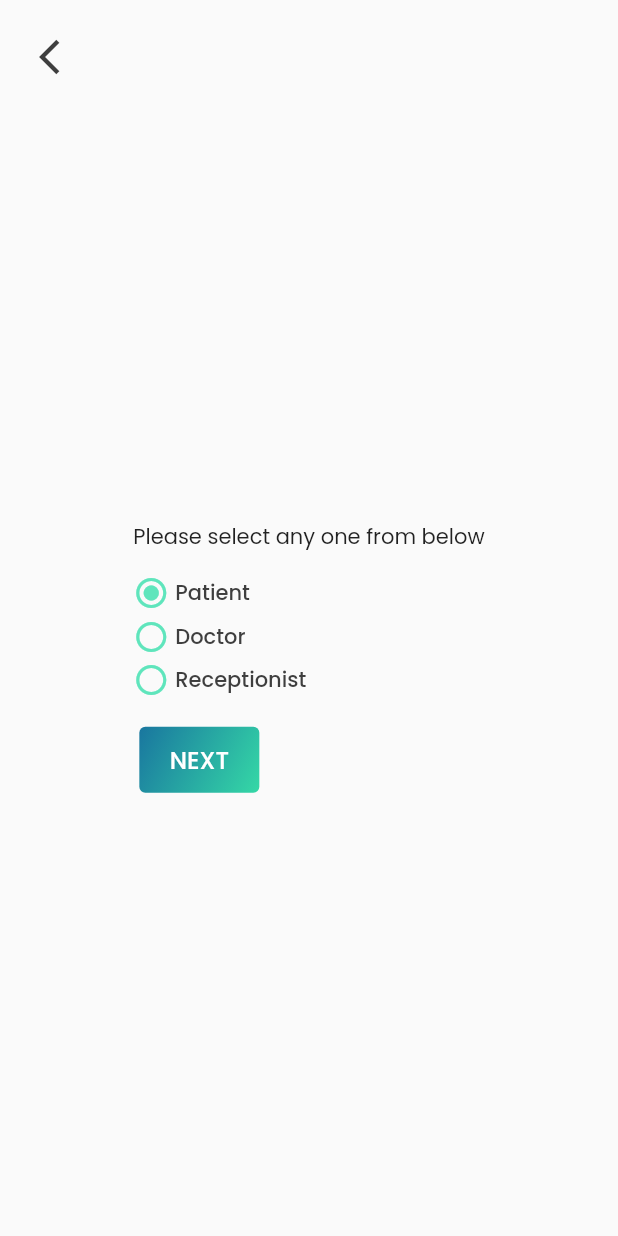
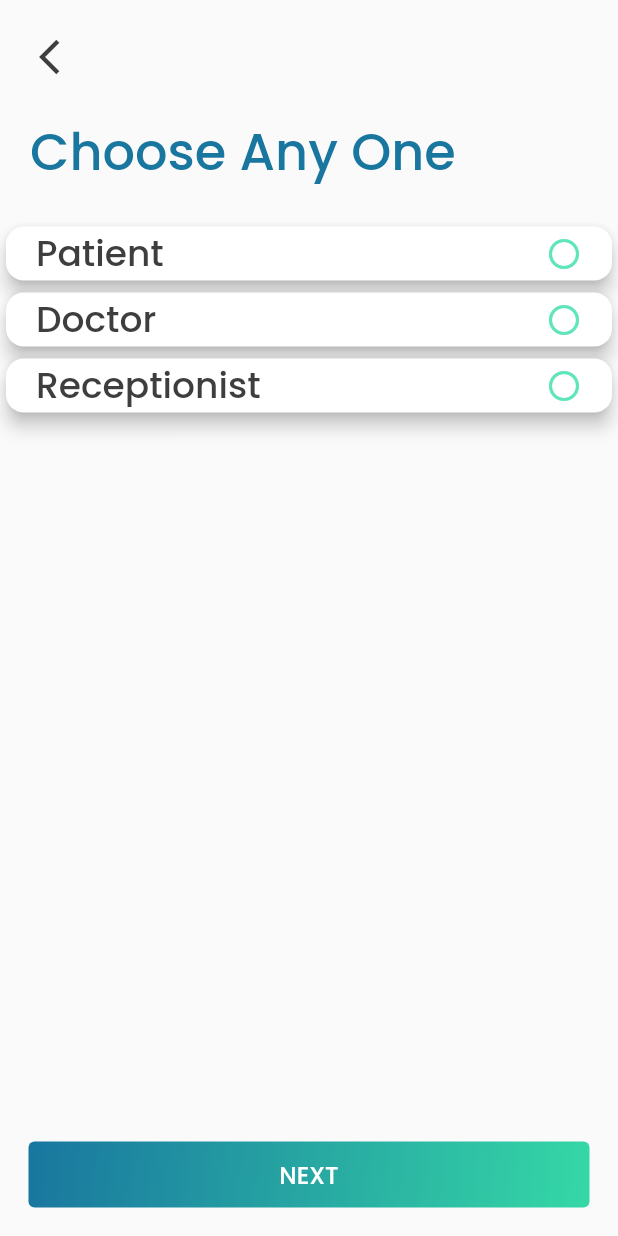
Before and after one commit to meetcse/PCare, a Flutter app: the UserChoice screen opened by its route, on a phone screen of 412 x 824 dp. Run offline on Flutter 3.47's test engine with Material 2 defaults, Android fonts, the phone set to English and light mode, and no system bars; our stand-ins replace cached_network_image, carousel_pro, flushbar, flutter_spinkit, get, google_fonts and 1 more; missing offline and left inert: matrix4_transform; accounts and stored records are empty.

Commit message:
UI Imporvements in UserChoice Screen

```diff
--- a/lib/constants/strings.dart
+++ b/lib/constants/strings.dart
@@ -37,7 +37,6 @@ class UniversalStrings {
   static const String myProfile = "My Profile";
   static const String myProfileId = "my_profile";
   static const String signOut = "Sign Out";
-  static String userType = "";
 
   static const String searchDoctor = "Search Doctor";
   static const String selectDoctor = "Select Doctor";
@@ -54,4 +53,11 @@ class UniversalStrings {
   static const String gender = "Gender";
   static const String dob = "Date of Birth";
   static const String signUp = "Sign Up";
+
+  static const String patientRadioButton = "Patient";
+  static const String doctorRadioButton = "Doctor";
+  static const String receptionist = "Receptionist";
+  static const String groupValue = "userType";
+  static const String nextButtonText = "NEXT";
+  static const String userChoiceErrorMessage = "Please Select Something";
 }
--- a/lib/ui/Registeration/user_choice.dart
+++ b/lib/ui/Registeration/user_choice.dart
@@ -1,5 +1,7 @@
 import 'package:flutter/material.dart';
+import 'package:get/get.dart';
 import 'package:pcare/constants/strings.dart';
+import 'package:pcare/flushbar_message/flushbar_message.dart';
 import 'package:pcare/routes/animation_route.dart';
 import 'package:pcare/routes/routes.dart';
 import 'package:pcare/widgets/back_button_widget.dart';
@@ -13,9 +15,7 @@ class UserChoice extends StatefulWidget {
 }
 
 class _UserChoiceState extends State<UserChoice> {
-  bool _patient = true;
-  bool _doctor = false;
-  bool _receptionist = false;
+  String _userType = '';
 
   @override
   Widget build(BuildContext context) {
@@ -26,67 +26,81 @@ class _UserChoiceState extends State<UserChoice> {
           isBlackColor: true,
         ),
       ),
-        body: Center(
+      body: _buildChildWidget(),
+    );
+  }
+
+  Widget _buildChildWidget() {
+    return Column(
+      crossAxisAlignment: CrossAxisAlignment.start,
+      children: [
+        Padding(
+          padding: EdgeInsets.fromLTRB(20, 20, 20, 20),
+          child: Text(
+            "Choose Any One",
+            style: Theme.of(context).textTheme.headline2.copyWith(
+                  fontSize: 34,
+                ),
+          ),
+        ),
+        _cardWidget(
+            child: _buildRadioButton(UniversalStrings.patientRadioButton,
+                UniversalStrings.groupValue)),
+        _cardWidget(
+            child: _buildRadioButton(UniversalStrings.doctorRadioButton,
+                UniversalStrings.groupValue)),
+        _cardWidget(
+            child: _buildRadioButton(
+                UniversalStrings.receptionist, UniversalStrings.groupValue)),
+        Expanded(
           child: Column(
-            crossAxisAlignment: CrossAxisAlignment.start,
-            mainAxisAlignment: MainAxisAlignment.center,
+            mainAxisAlignment: MainAxisAlignment.end,
             children: [
-              Text("Please select any one from below"),
-              Padding(padding: EdgeInsets.only(bottom: 15)),
-              RadioButtonWidget(
-                itemText: 'Patient',
-                groupValue: 'yoyo',
-                iconSelected: _patient,
+              Container(
+                padding: EdgeInsets.fromLTRB(15, 0, 15, 15),
+                child: RectangleButtonWidget(
+                  childText: UniversalStrings.nextButtonText,
+                  onPressed: () {
+                    if (_userType == "") {
+                      FlushbarMessage.errorMessage(
+                          context, UniversalStrings.userChoiceErrorMessage);
+                    } else {
+                      Navigator.of(context)
+                          .push(AnimationRoute(builder: (context) {
+                        return routes['/sign_up'](context);
+                      }));
+                    }
+                  },
+                  width: Get.width,
+                ),
+              ),
+            ],
+          ),
+        ),
+      ],
+    );
+  }
+
+  Widget _buildRadioButton(String text, String groupValue) {
+    return RadioButtonWidget(
+      itemText: text,
+      groupValue: groupValue,
+      iconSelected: _userType.toLowerCase() == text.toLowerCase(),
       onChanged: (value) {
         setState(() {
-                    _patient = true;
-                    _doctor = false;
-                    _receptionist = false;
+          _userType = text;
         });
       },
+    );
+  }
+
+  Widget _cardWidget({Widget child}) {
+    return Card(
+      child: child,
+      elevation: 5.0,
+      shape: RoundedRectangleBorder(
+        borderRadius: BorderRadius.circular(12),
       ),
-              Padding(padding: EdgeInsets.only(bottom: 5)),
-              RadioButtonWidget(
-                itemText: 'Doctor',
-                groupValue: 'yoyo',
-                iconSelected: _doctor,
-                onChanged: (value) {
-                  setState(() {
-                    _patient = false;
-                    _doctor = true;
-                    _receptionist = false;
-                  });
-                },
-              ),
-              Padding(padding: EdgeInsets.only(bottom: 5)),
-              RadioButtonWidget(
-                itemText: 'Receptionist',
-                groupValue: 'yoyo',
-                iconSelected: _receptionist,
-                onChanged: (value) {
-                  setState(() {
-                    _patient = false;
-                    _doctor = false;
-                    _receptionist = true;
-                  });
-                },
-              ),
-              Padding(padding: EdgeInsets.only(bottom: 15)),
-              RectangleButtonWidget(
-                childText: "NEXT",
-                onPressed: () {
-                  _patient
-                      ? UniversalStrings.userType = "Patient"
-                      : _doctor
-                          ? UniversalStrings.userType = "Doctor"
-                          : UniversalStrings.userType = "Receptionist";
-                  Navigator.of(context).push(AnimationRoute(builder: (context) {
-                    return routes['/sign_up'](context);
-                  }));
-                },
-              )
-            ],
-          ),
-        ));
+    );
   }
 }
--- a/lib/widgets/radio_button_widget.dart
+++ b/lib/widgets/radio_button_widget.dart
@@ -19,18 +19,21 @@ class RadioButtonWidget extends StatelessWidget {
     return Container(
       // margin: EdgeInsets.all(8),
       child: Row(
-        mainAxisSize: MainAxisSize.min,
-        mainAxisAlignment: MainAxisAlignment.start,
+        mainAxisAlignment: MainAxisAlignment.spaceBetween,
         children: [
           GestureDetector(
             onTap: () {
               return onChanged(itemText);
             },
-            child: Icon(
-              iconSelected
-                  ? Icons.radio_button_checked
-                  : Icons.radio_button_unchecked,
-              color: UniversalColors.lightBlue,
+            child: Container(
+              padding: EdgeInsets.only(left: 20),
+              child: Text(
+                itemText,
+                style: Theme.of(context)
+                    .textTheme
+                    .headline6
+                    .copyWith(fontSize: 24),
+              ),
             ),
           ),
           GestureDetector(
@@ -38,10 +41,12 @@ class RadioButtonWidget extends StatelessWidget {
               return onChanged(itemText);
             },
             child: Container(
-              padding: EdgeInsets.only(left: 4),
-              child: Text(
-                itemText,
-                style: Theme.of(context).textTheme.headline6,
+              padding: EdgeInsets.only(right: 20),
+              child: Icon(
+                iconSelected
+                    ? Icons.radio_button_checked
+                    : Icons.radio_button_unchecked,
+                color: UniversalColors.lightBlue,
               ),
             ),
           ),
```
Also changed, not shown: lib/ui/Registeration/sign_up.dart (+16 -7 lines). Lines whose indentation alone changed are shown as unchanged.
